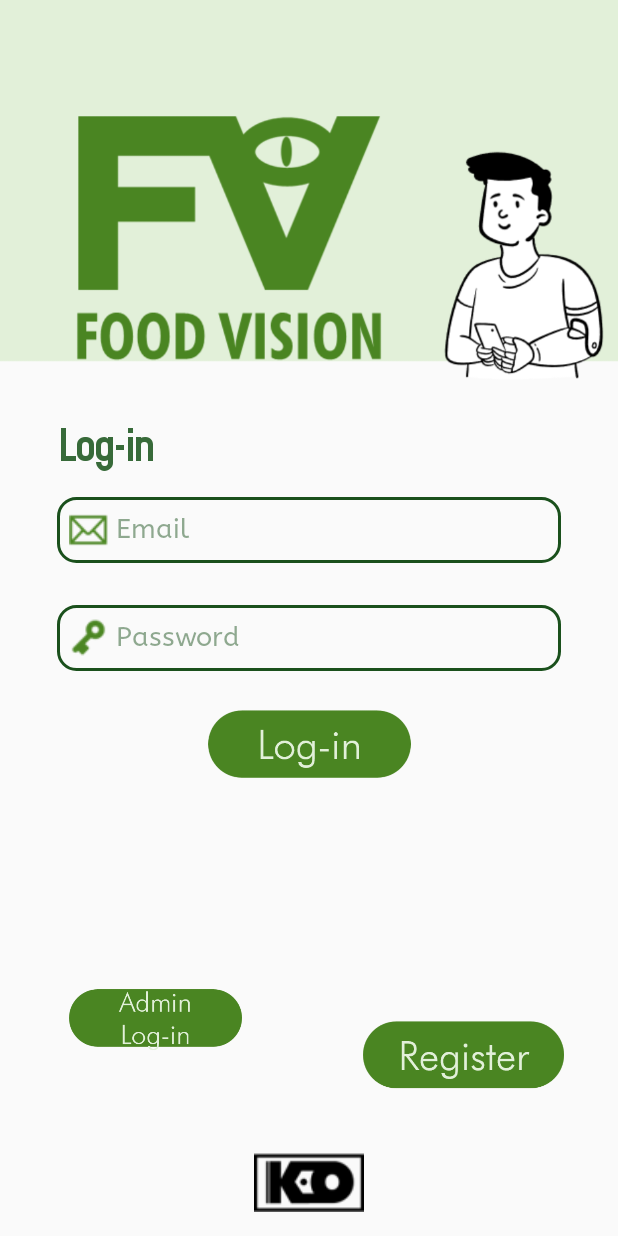
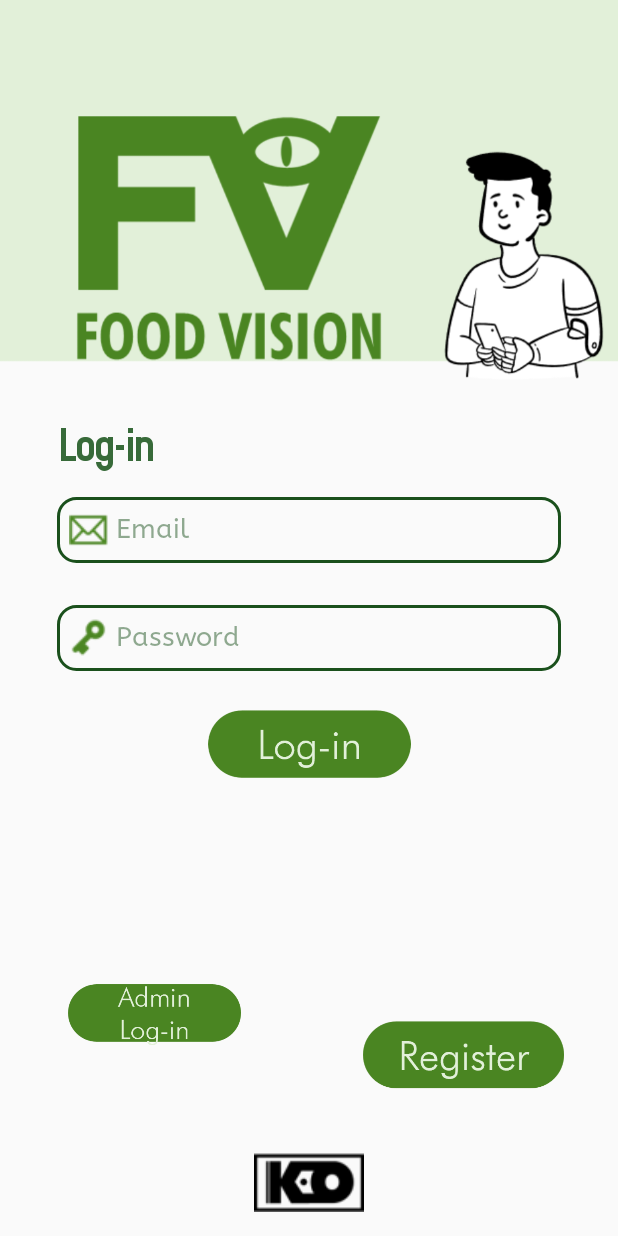
Before and after one commit to Charles2005/FoodVision, an Android app: the screen it shows after launch (MainActivity), on a phone screen of 412 x 824 dp. Run offline under Robolectric (Android 15) with nearby library versions, the phone set to English and light mode, and no system bars; our stand-ins replace Firebase (no records; nobody signed in at launch, a user with empty details on screens opened directly).

Commit message:
with verify, data privacy and other edits

```diff
--- a/app/src/main/res/layout/accountpage.xml
+++ b/app/src/main/res/layout/accountpage.xml
@@ -9,7 +9,6 @@
         android:id="@+id/nutrientRestriction"
         android:layout_width="336dp"
         android:layout_height="44dp"
-        android:layout_marginStart="40dp"
         android:layout_marginTop="20dp"
         android:background="@drawable/edit_text_border"
         android:drawableLeft="@drawable/nutrient"
@@ -21,6 +20,7 @@
         android:paddingLeft="8dp"
         android:textColor="@color/fontcolor1"
         android:textColorHint="#7E205522"
+        app:layout_constraintEnd_toEndOf="parent"
         app:layout_constraintStart_toStartOf="parent"
         app:layout_constraintTop_toBottomOf="@+id/textView3" />
 
--- a/app/src/main/res/layout/activity_main.xml
+++ b/app/src/main/res/layout/activity_main.xml
@@ -48,10 +48,10 @@
         android:scaleType="fitCenter"
         app:layout_constraintBottom_toTopOf="@+id/imageView3"
         app:layout_constraintEnd_toStartOf="@+id/registerButton"
-        app:layout_constraintHorizontal_bias="0.0"
+        app:layout_constraintHorizontal_bias="1.0"
         app:layout_constraintStart_toStartOf="parent"
         app:layout_constraintTop_toBottomOf="@+id/loginButton"
-        app:layout_constraintVertical_bias="0.683"
+        app:layout_constraintVertical_bias="0.666"
         app:srcCompat="@drawable/adminbutton" />
 
     <ImageButton
```
